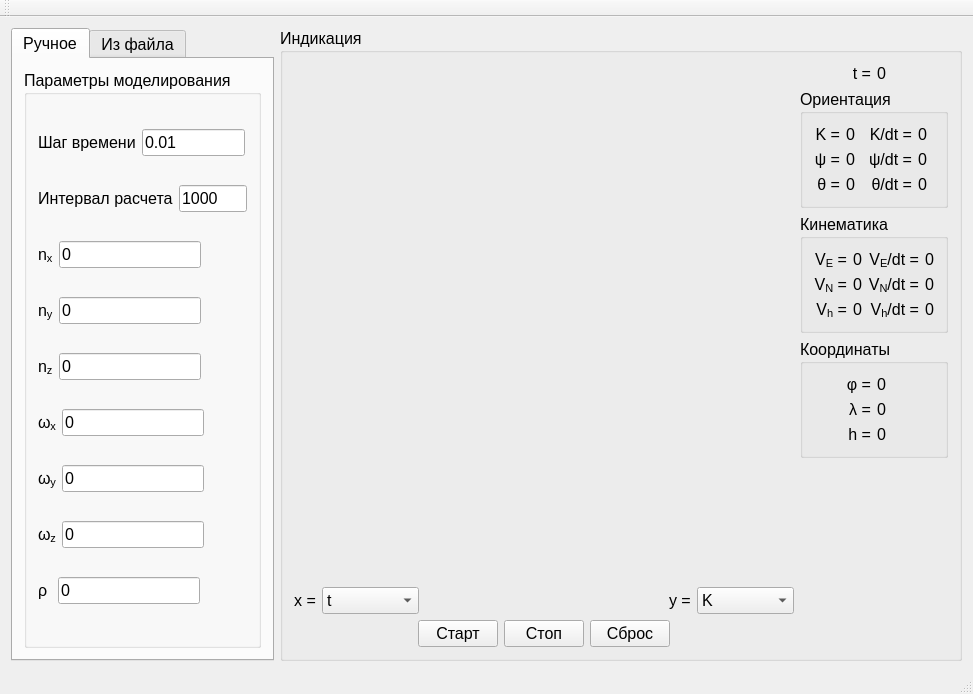
First picture: the form in src/main/view/mainwindow.ui, repository tokarevdr/IMM_Movement_Modeling, before the edit.
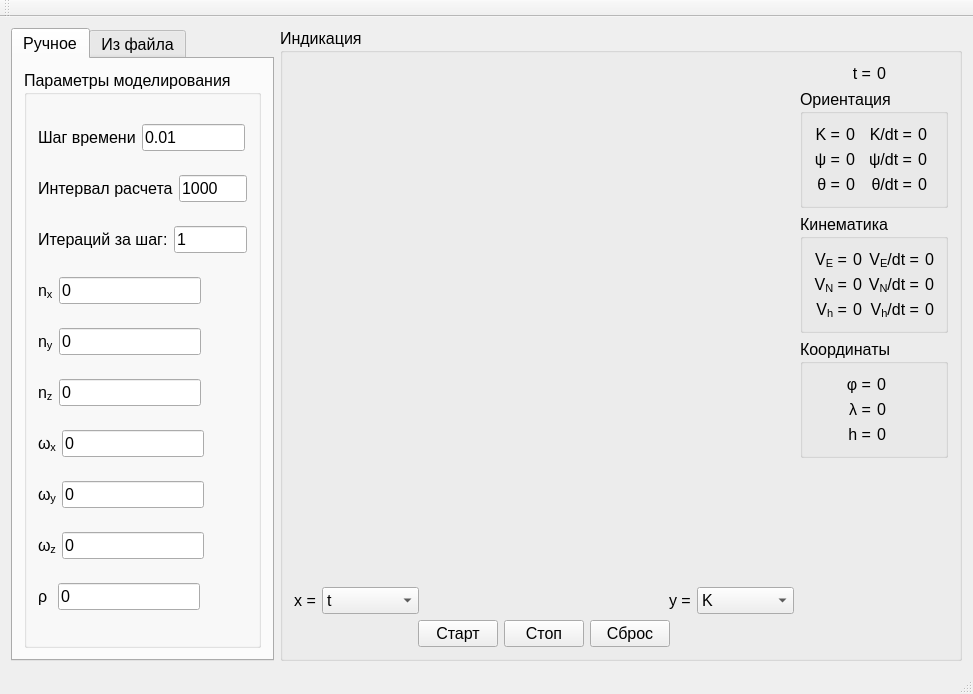
Second picture: the form after the edit. Custom widgets are drawn as their Qt base class.

Commit message: Добавил виджет для управления количеством итераций Реализовал очистку графика при сбросе модели

Diff of the .ui file:
```diff
--- a/src/main/view/mainwindow.ui
+++ b/src/main/view/mainwindow.ui
@@ -153,6 +153,24 @@
              </item>
             </layout>
            </item>
+           <item>
+            <layout class="QHBoxLayout" name="horizontalLayout_17">
+             <item>
+              <widget class="QLabel" name="label_30">
+               <property name="text">
+                <string>Итераций за шаг:</string>
+               </property>
+              </widget>
+             </item>
+             <item>
+              <widget class="QLineEdit" name="lineEdit_iterations">
+               <property name="text">
+                <string>1</string>
+               </property>
+              </widget>
+             </item>
+            </layout>
+           </item>
            <item>
             <layout class="QHBoxLayout" name="horizontalLayout_3">
              <item>
```
The commit also changes 2 other files.
